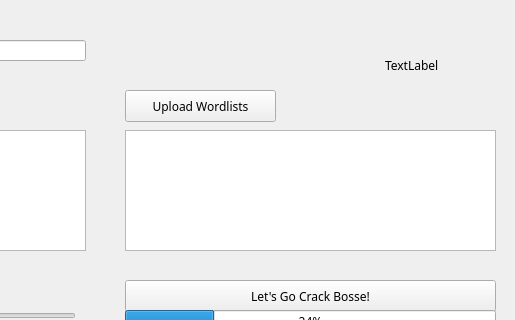
Old version of the form forms/mainwindow.ui in the repository simonthorell/hash-bosse-cat; both pictures show x 285 to 800 and y 0 to 320 of the 800 by 634 pixel window.
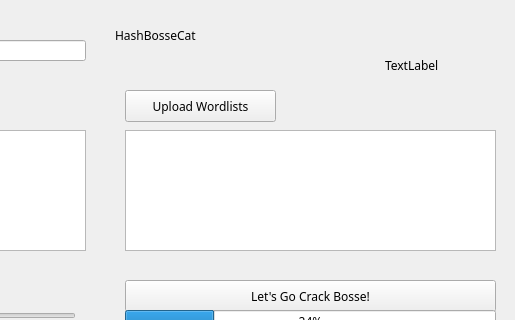
New version of the form. Icons and pictures are not drawn.

The edit to the form file:
```diff
--- a/forms/mainwindow.ui
+++ b/forms/mainwindow.ui
@@ -210,7 +210,20 @@
      <string>Cracked Hashes:</string>
     </property>
    </widget>
-   <widget class="QLabel" name="label">
+   <widget class="QLabel" name="logoText">
+    <property name="geometry">
+     <rect>
+      <x>400</x>
+      <y>10</y>
+      <width>250</width>
+      <height>50</height>
+     </rect>
+    </property>
+    <property name="text">
+     <string>HashBosseCat</string>
+    </property>
+   </widget>
+   <widget class="QLabel" name="logoType">
     <property name="geometry">
      <rect>
       <x>670</x>
```
